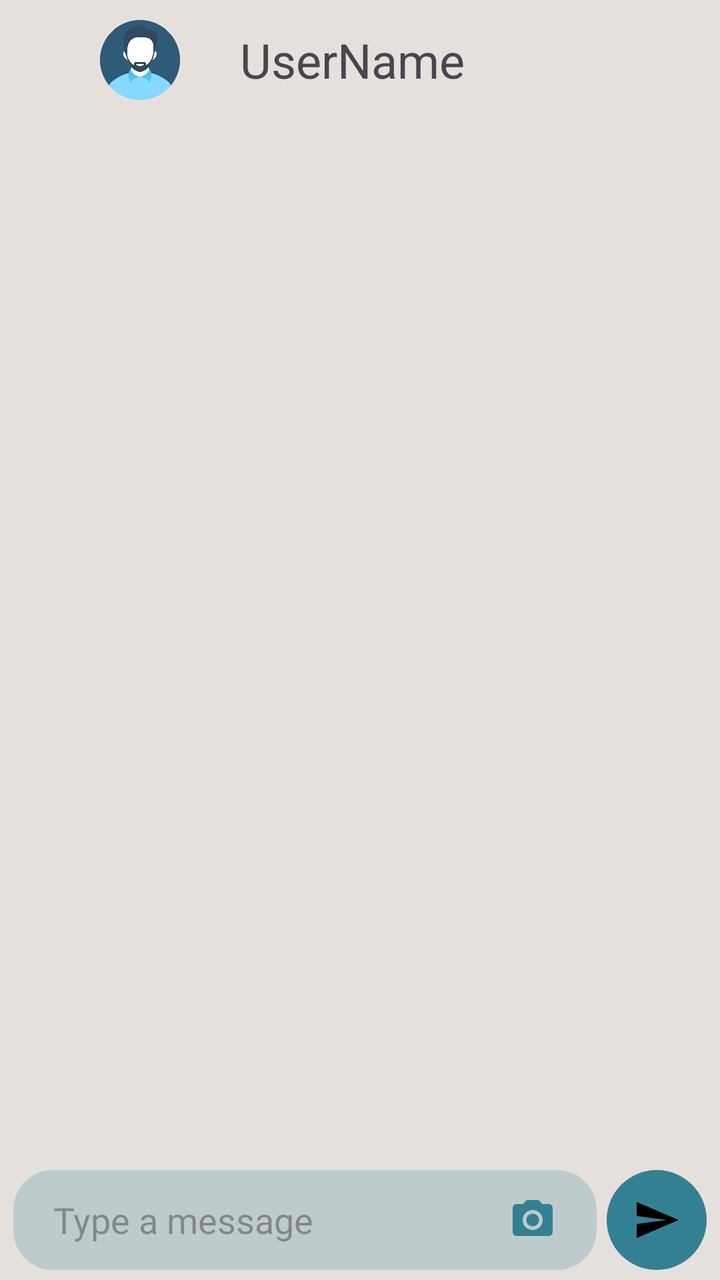
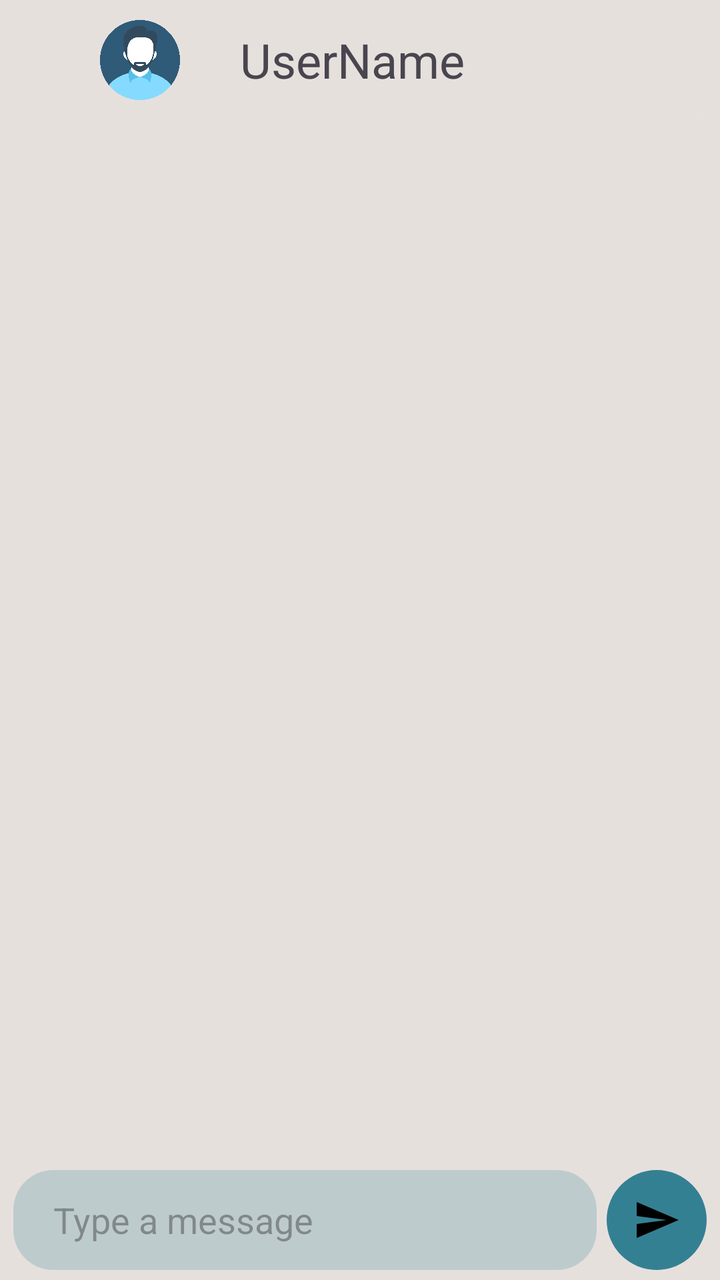

Screens rendered from an Android XML layout before and after an edit, with the pre-edit source and the edit as a unified diff.
<!-- AndroidManifest.xml: application theme Base.Theme.Proj1 -->
<!-- res/layout/activity_chatting.xml -->
<?xml version="1.0" encoding="utf-8"?>
<RelativeLayout xmlns:android="http://schemas.android.com/apk/res/android"
    xmlns:app="http://schemas.android.com/apk/res-auto"
    xmlns:tools="http://schemas.android.com/tools"
    android:id="@+id/main"
    android:layout_width="match_parent"
    android:fitsSystemWindows="true"
    android:background="@color/white"
    android:layout_height="match_parent"
    tools:context=".ChattingActivity">

    <Toolbar
        android:layout_width="match_parent"
        android:layout_height="60dp"
        android:padding="10dp"
        android:backgroundTint="@color/white"
        android:background="@drawable/google_btn_back">
        <ImageView
            android:layout_width="40dp"
            android:layout_height="40dp"
            android:layout_marginStart="40dp"
            android:src="@drawable/profile_icon"/>
        <TextView
            android:layout_width="wrap_content"
            android:layout_height="wrap_content"
            android:textSize="24sp"
            android:id="@+id/username"
            android:layout_marginStart="30dp"
            android:text="UserName"/>
    </Toolbar>
    <androidx.recyclerview.widget.RecyclerView
        android:layout_marginTop="60dp"
        android:id="@+id/chatRecyclerview"
        android:layout_above="@+id/linearLayout"
        android:layout_alignParentTop="true"
        android:layout_width="match_parent"
        android:layout_height="wrap_content"/>

    <LinearLayout
        android:id="@+id/linearLayout"
        android:layout_alignParentBottom="true"
        android:layout_width="match_parent"
        android:layout_height="wrap_content"
        android:padding="5dp"
        android:orientation="horizontal"
        android:gravity="center"
        android:weightSum="100">
        <EditText
            android:id="@+id/messageBox"
            android:layout_marginEnd="5dp"
            android:layout_marginStart="5dp"
            android:layout_width="match_parent"
            android:layout_height="50dp"
            android:paddingStart="20dp"
            android:drawableTint="@color/primary"
            android:paddingEnd="20dp"
            android:drawableEnd="@drawable/baseline_camera_alt_24"
            android:hint="Type a message"
            android:layout_weight="88"
            android:background="@drawable/round_back2">
        </EditText>

        <ImageButton
            android:id="@+id/sendBtn"
            android:layout_width="50dp"
            android:layout_height="50dp"
            android:src="@drawable/baseline_send_24"
            android:layout_marginEnd="5dp"
            android:background="@drawable/round_back3"/>

    </LinearLayout>
</RelativeLayout>
<!-- resources referenced by this layout -->
<resources>
  <color name="primary">#348093</color>
  <color name="white">#E6E0DD</color>
  <!-- drawable baseline_camera_alt_24 (drawable) -->
  <vector xmlns:android="http://schemas.android.com/apk/res/android" android:height="24dp" android:tint="#000000" android:viewportHeight="24" android:viewportWidth="24" android:width="24dp">
        
      <path android:fillColor="@android:color/white" android:pathData="M12,12m-3.2,0a3.2,3.2 0,1 1,6.4 0a3.2,3.2 0,1 1,-6.4 0"/>
        
      <path android:fillColor="@android:color/white" android:pathData="M9,2L7.17,4L4,4c-1.1,0 -2,0.9 -2,2v12c0,1.1 0.9,2 2,2h16c1.1,0 2,-0.9 2,-2L22,6c0,-1.1 -0.9,-2 -2,-2h-3.17L15,2L9,2zM12,17c-2.76,0 -5,-2.24 -5,-5s2.24,-5 5,-5 5,2.24 5,5 -2.24,5 -5,5z"/>
      
  </vector>
  <!-- drawable baseline_send_24 (drawable) -->
  <vector xmlns:android="http://schemas.android.com/apk/res/android" android:autoMirrored="true" android:height="24dp" android:tint="#000000" android:viewportHeight="24" android:viewportWidth="24" android:width="24dp">
        
      <path android:fillColor="@android:color/white" android:pathData="M2.01,21L23,12 2.01,3 2,10l15,2 -15,2z"/>
      
  </vector>
  <!-- drawable google_btn_back (drawable) -->
  <?xml version="1.0" encoding="utf-8"?>
  <selector xmlns:android="http://schemas.android.com/apk/res/android">
  
      <item>
          <shape android:shape="rectangle">
              <solid android:color="@color/white"/>
              <corners android:radius="10dp"/>
              <stroke android:width="2dp" android:color="@color/primary"/>
          </shape>
      </item>
  </selector>
  <!-- drawable profile_icon: png bitmap (drawable, 65380 bytes) -->
  <!-- drawable round_back2 (drawable) -->
  <?xml version="1.0" encoding="utf-8"?>
  <shape xmlns:android="http://schemas.android.com/apk/res/android"
      android:shape="rectangle">
  
      <solid android:color="#39348093"/>
      <corners android:radius="20dp"/>
  
  </shape>
  <!-- drawable round_back3 (drawable) -->
  <?xml version="1.0" encoding="utf-8"?>
  <shape xmlns:android="http://schemas.android.com/apk/res/android"
      android:shape="rectangle">
  
      <solid android:color="@color/primary"/>
      <corners android:radius="100dp"/>
  
  </shape>
  <style name="Base.Theme.Proj1" parent="Theme.Material3.Light.NoActionBar">
          
          
          <item name="android:statusBarColor">@color/white</item>
          <item name="android:windowIsTranslucent">true</item>
          <item name="android:windowLightStatusBar">true</item>
  
          <item name="bottomAppBarStyle">@style/Widget.MaterialComponents.BottomAppBar.Colored</item>
  
      </style>
  <style name="Widget.MaterialComponents.BottomAppBar.Colored" parent="Widget.MaterialComponents.BottomAppBar">
          <item name="backgroundTint">@color/black</item>
  
      </style>
  <color name="black">#1C1B20</color>
</resources>

<!-- the commit's change to res/layout/activity_chatting.xml (unified diff, before → after) -->
@@ -7,7 +7,7 @@
     android:fitsSystemWindows="true"
     android:background="@color/white"
     android:layout_height="match_parent"
-    tools:context=".ChattingActivity">
+    tools:context=".Activities.ChattingActivity">
 
     <Toolbar
         android:layout_width="match_parent"
@@ -30,6 +30,8 @@
     </Toolbar>
     <androidx.recyclerview.widget.RecyclerView
         android:layout_marginTop="60dp"
+        android:layout_marginStart="5dp"
+        android:layout_marginEnd="8dp"
         android:id="@+id/chatRecyclerview"
         android:layout_above="@+id/linearLayout"
         android:layout_alignParentTop="true"
@@ -54,7 +56,6 @@
             android:paddingStart="20dp"
             android:drawableTint="@color/primary"
             android:paddingEnd="20dp"
-            android:drawableEnd="@drawable/baseline_camera_alt_24"
             android:hint="Type a message"
             android:layout_weight="88"
             android:background="@drawable/round_back2">
<!-- resource entries referenced after the edit -->
@@ -2,14 +2,6 @@
 <resources>
   <color name="primary">#348093</color>
   <color name="white">#E6E0DD</color>
-  <!-- drawable baseline_camera_alt_24 (drawable) -->
-  <vector xmlns:android="http://schemas.android.com/apk/res/android" android:height="24dp" android:tint="#000000" android:viewportHeight="24" android:viewportWidth="24" android:width="24dp">
-        
-      <path android:fillColor="@android:color/white" android:pathData="M12,12m-3.2,0a3.2,3.2 0,1 1,6.4 0a3.2,3.2 0,1 1,-6.4 0"/>
-        
-      <path android:fillColor="@android:color/white" android:pathData="M9,2L7.17,4L4,4c-1.1,0 -2,0.9 -2,2v12c0,1.1 0.9,2 2,2h16c1.1,0 2,-0.9 2,-2L22,6c0,-1.1 -0.9,-2 -2,-2h-3.17L15,2L9,2zM12,17c-2.76,0 -5,-2.24 -5,-5s2.24,-5 5,-5 5,2.24 5,5 -2.24,5 -5,5z"/>
-      
-  </vector>
   <!-- drawable baseline_send_24 (drawable) -->
   <vector xmlns:android="http://schemas.android.com/apk/res/android" android:autoMirrored="true" android:height="24dp" android:tint="#000000" android:viewportHeight="24" android:viewportWidth="24" android:width="24dp">
         
